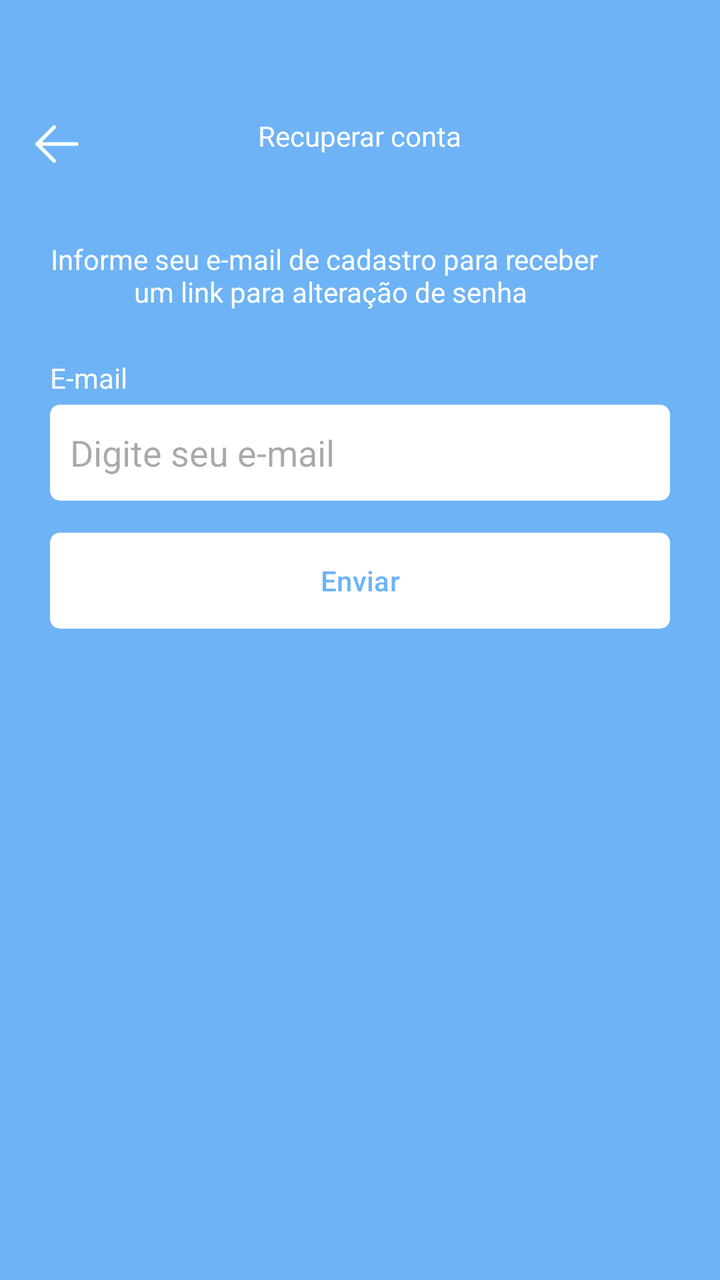
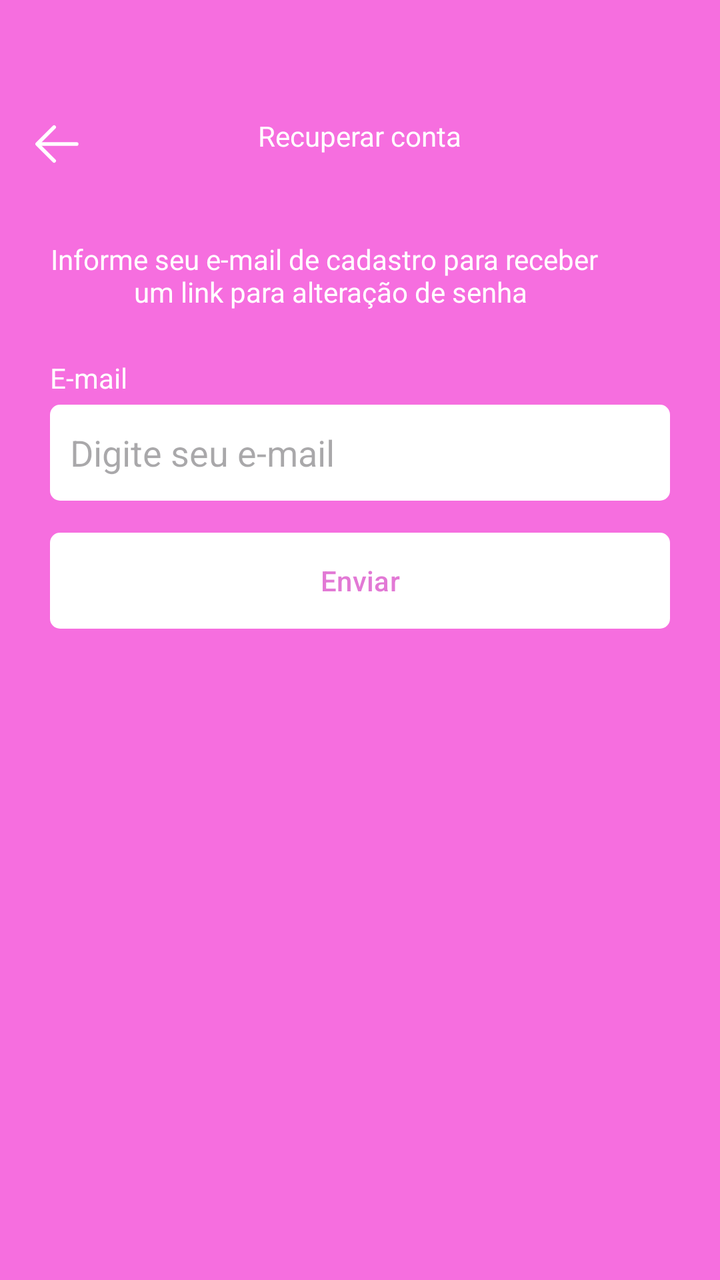

Screens rendered from an Android XML layout before and after an edit, with the pre-edit source and the edit as a unified diff.
<!-- AndroidManifest.xml: application theme Theme.Kanban -->
<!-- res/layout/fragment_recover_account.xml -->
<?xml version="1.0" encoding="utf-8"?>
<ScrollView xmlns:android="http://schemas.android.com/apk/res/android"
    xmlns:tools="http://schemas.android.com/tools"
    android:layout_width="match_parent"
    android:layout_height="match_parent"
    xmlns:app="http://schemas.android.com/apk/res-auto"
    tools:context=".ui.auth.RecoverAccountFragment"
    android:fillViewport="true">
    <LinearLayout
        android:id="@+id/linearLayout"
        android:layout_width="match_parent"
        android:layout_height="wrap_content"
        android:orientation="vertical">
        <com.google.android.material.appbar.MaterialToolbar
            android:id="@+id/toolbar"
            android:layout_width="match_parent"
            android:layout_height="wrap_content"
            app:navigationIcon="@drawable/icback"
            android:paddingTop="40dp" >
            <TextView
                android:layout_width="wrap_content"
                android:layout_height="wrap_content"
                android:text="Recuperar conta"
                android:textColor="@color/white"
                android:layout_gravity="center_horizontal"/>
        </com.google.android.material.appbar.MaterialToolbar>
        <LinearLayout
            android:layout_width="match_parent"
            android:layout_height="wrap_content"
            app:layout_constraintBaseline_toBottomOf="parent"
            app:layout_constraintEnd_toEndOf="parent"
            app:layout_constraintStart_toStartOf="parent"
            app:layout_constraintTop_toTopOf="parent"
            android:orientation="vertical"
            android:layout_marginHorizontal="25dp">
            <TextView
                android:layout_width="wrap_content"
                android:layout_height="wrap_content"
                android:id="@+id/textViewMensagem"
                android:text="Informe seu e-mail de cadastro para receber \n um link para alteração de senha"
                android:textColor="@color/white"
                android:textAlignment="center"
                android:layout_marginTop="24dp"/>
            <TextView
                android:layout_width="wrap_content"
                android:layout_height="wrap_content"
                android:text="E-mail"
                android:layout_marginTop="24dp"
                android:textColor="@color/white"/>
            <EditText
                android:layout_width="match_parent"
                android:layout_height="48dp"
                android:hint="Digite seu e-mail"
                android:inputType="textEmailAddress"
                android:padding="10dp"
                android:layout_marginTop="4dp"
                android:background="@drawable/bg_edit_text"/>

            <com.google.android.material.button.MaterialButton
                android:layout_width="match_parent"
                android:layout_height="wrap_content"
                android:text="Enviar"
                android:textColor="@color/primaria"
                app:backgroundTint="@null"
                android:layout_marginTop="16dp"
                android:background="@drawable/bg_btn"

                />
            <ProgressBar
                android:layout_width="wrap_content"
                android:layout_height="wrap_content"
                android:layout_marginTop="8dp"
                android:indeterminateTint="@color/white"
                android:layout_gravity="center"
                android:visibility="invisible"
                tools:visibility="visible"/>
        </LinearLayout>
    </LinearLayout>

</ScrollView>
<!-- resources referenced by this layout -->
<resources>
  <color name="primaria">#6EB3F6</color>
  <color name="white">#FFFFFFFF</color>
  <!-- drawable bg_btn (drawable) -->
  <?xml version="1.0" encoding="utf-8"?>
  <shape xmlns:android="http://schemas.android.com/apk/res/android"
      android:shape="rectangle">
      <solid android:color="@color/white"/>
      <corners android:radius="5dp"/>
  </shape>
  <!-- drawable bg_edit_text (drawable) -->
  <?xml version="1.0" encoding="utf-8"?>
  <shape xmlns:android="http://schemas.android.com/apk/res/android"
      android:shape="rectangle">
      <solid android:color="@color/white"/>
      <corners android:radius="5dp"/>
  </shape>
  <!-- drawable icback (drawable) -->
  <vector xmlns:android="http://schemas.android.com/apk/res/android"
      android:width="30dp"
      android:height="30dp"
      android:viewportWidth="1024"
      android:viewportHeight="1024">
    <path
        android:pathData="M224,480h640a32,32 0,1 1,0 64H224a32,32 0,0 1,0 -64z"
        android:fillColor="@color/white"/>
    <path
        android:pathData="m237.2,512 l265.4,265.3a32,32 0,0 1,-45.3 45.3l-288,-288a32,32 0,0 1,0 -45.3l288,-288a32,32 0,1 1,45.3 45.3L237.2,512z"
        android:fillColor="@color/white"/>
  </vector>
  <style name="Theme.Kanban" parent="Base.Theme.Kanban" />
  <style name="Base.Theme.Kanban" parent="Theme.Material3.DayNight.NoActionBar">
          
          
          <item name="colorPrimary">@color/primaria</item>
          <item name="colorPrimaryVariant">@color/primariaVariante</item>
          <item name="android:windowBackground">@color/fundo</item>
      </style>
  <color name="primariaVariante">#4A64C3</color>
  <color name="fundo">#6EB3F6</color>
</resources>

<!-- the commit's change to res/layout/fragment_recover_account.xml (unified diff, before → after) -->
@@ -48,6 +48,7 @@
                 android:layout_marginTop="24dp"
                 android:textColor="@color/white"/>
             <EditText
+                android:id="@+id/editTextEmail"
                 android:layout_width="match_parent"
                 android:layout_height="48dp"
                 android:hint="Digite seu e-mail"
@@ -60,6 +61,7 @@
                 android:layout_width="match_parent"
                 android:layout_height="wrap_content"
                 android:text="Enviar"
+                android:id="@+id/buttonEnvair"
                 android:textColor="@color/primaria"
                 app:backgroundTint="@null"
                 android:layout_marginTop="16dp"
<!-- resource entries referenced after the edit -->
@@ -1,6 +1,6 @@
 <!-- resources referenced by this layout -->
 <resources>
-  <color name="primaria">#6EB3F6</color>
+  <color name="primaria">#E279D5</color>
   <color name="white">#FFFFFFFF</color>
   <!-- drawable bg_btn (drawable) -->
   <?xml version="1.0" encoding="utf-8"?>
@@ -37,7 +37,7 @@
           <item name="colorPrimaryVariant">@color/primariaVariante</item>
           <item name="android:windowBackground">@color/fundo</item>
       </style>
-  <color name="primariaVariante">#4A64C3</color>
-  <color name="fundo">#6EB3F6</color>
+  <color name="primariaVariante">#DC33A9</color>
+  <color name="fundo">#F66EDF</color>
 </resources>
 
